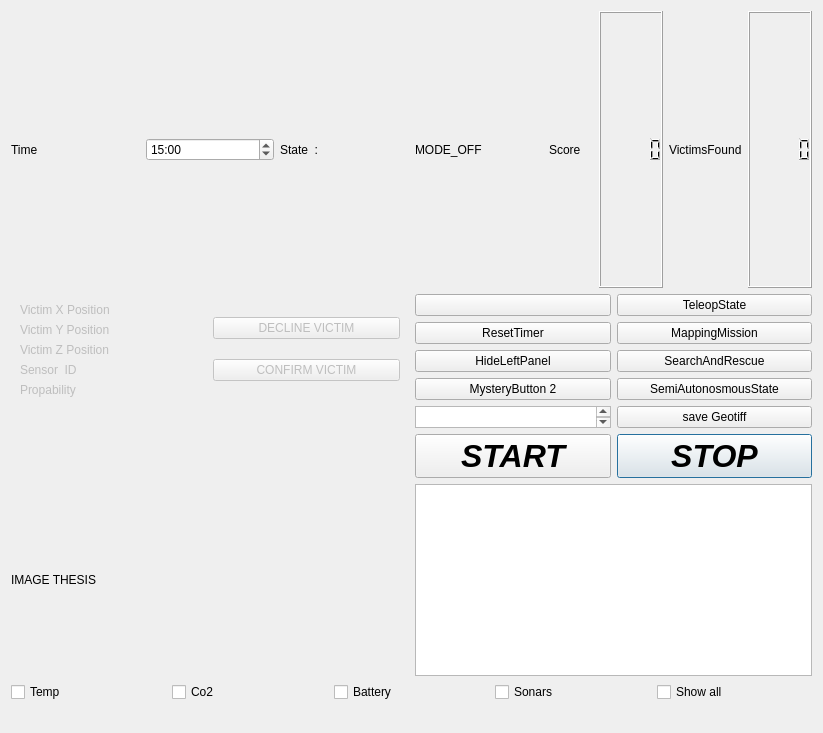
Old version of the form resources/StandarWidget.ui in the repository pandora-auth-ros-pkg/pandora_rqt_gui.
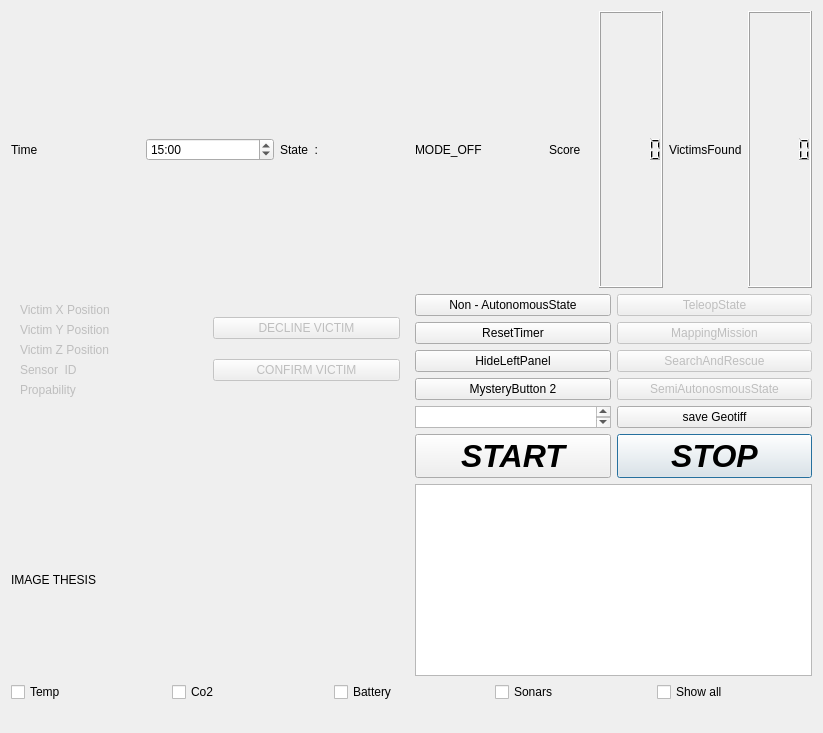
New version of the form.

Commit message: Added the stateClient in standar widget, designed the neccesray button and connected them

Patch:
```diff
--- a/resources/StandarWidget.ui
+++ b/resources/StandarWidget.ui
@@ -158,7 +158,7 @@
               </sizepolicy>
              </property>
              <property name="text">
-              <string/>
+              <string>Non - AutonomousState</string>
              </property>
             </widget>
            </item>
@@ -181,6 +181,9 @@
            </item>
            <item row="1" column="2">
             <widget class="QPushButton" name="mapping_mission_button">
+             <property name="enabled">
+              <bool>false</bool>
+             </property>
              <property name="text">
               <string>MappingMission</string>
              </property>
@@ -195,6 +198,9 @@
            </item>
            <item row="0" column="2">
             <widget class="QPushButton" name="teleop_state_button">
+             <property name="enabled">
+              <bool>false</bool>
+             </property>
              <property name="text">
               <string>TeleopState</string>
              </property>
@@ -209,6 +215,9 @@
            </item>
            <item row="2" column="2">
             <widget class="QPushButton" name="search_and_rescue_button">
+             <property name="enabled">
+              <bool>false</bool>
+             </property>
              <property name="text">
               <string>SearchAndRescue</string>
              </property>
@@ -216,6 +225,9 @@
            </item>
            <item row="4" column="2">
             <widget class="QPushButton" name="semi_autonomous_state">
+             <property name="enabled">
+              <bool>false</bool>
+             </property>
              <property name="text">
               <string>SemiAutonosmousState</string>
              </property>
```
Left out of the diff: 14 changed lines with no effect on the pictures. The commit also changes 2 other files.
